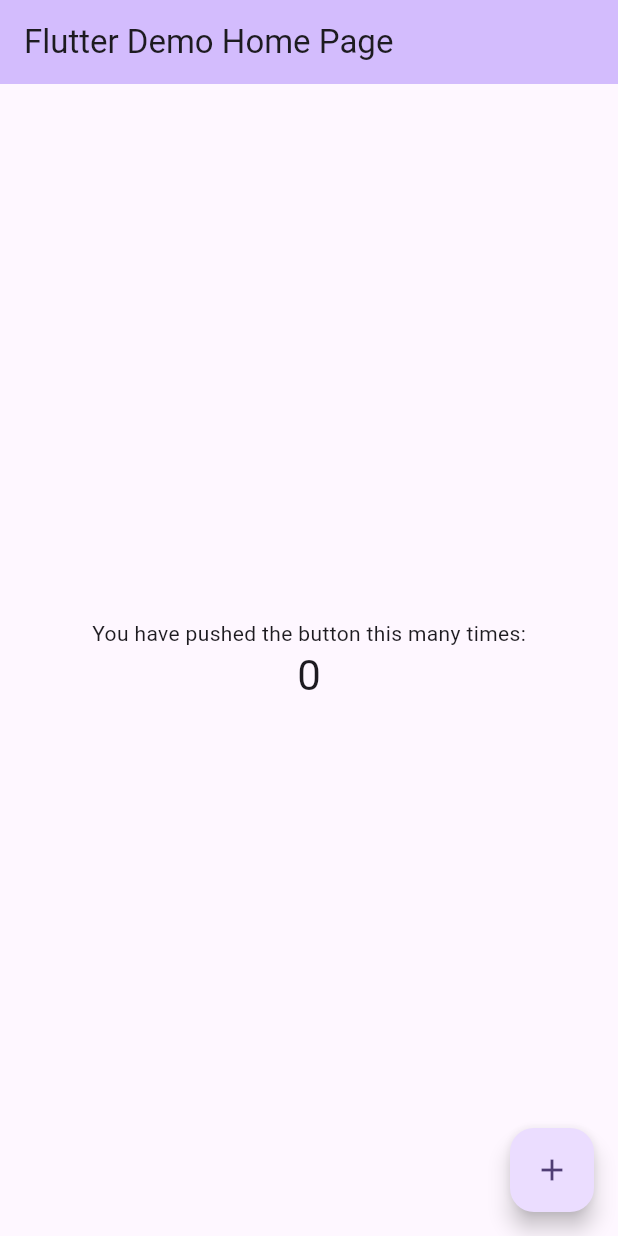
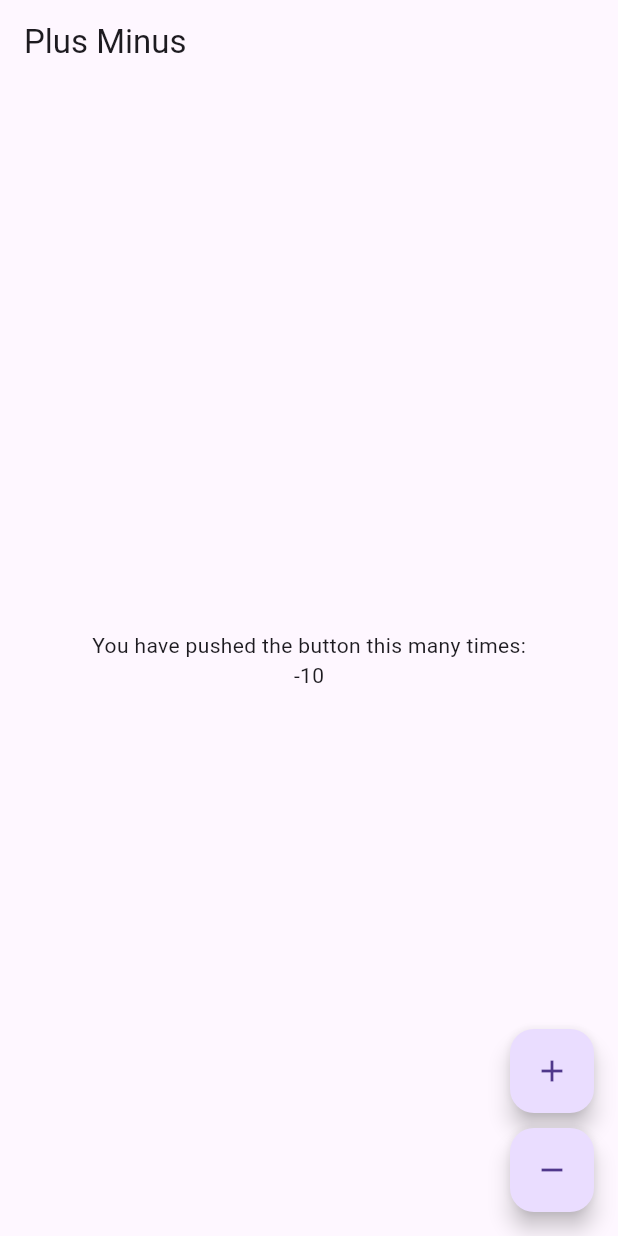
Before and after one commit to DuyCuong1122/demo-bloc-flutter, a Flutter app: the screen it shows after launch, on a phone screen of 412 x 824 dp. Run offline on Flutter 3.47's test engine with Material 3 defaults, Android fonts, the phone set to English and light mode, and no system bars; our stand-ins replace flutter_bloc.

Commit message:
done demo

```diff
--- a/lib/main.dart
+++ b/lib/main.dart
@@ -1,4 +1,8 @@
+import 'package:demo_bloc/plus_minus_page/plus_minus_view.dart';
 import 'package:flutter/material.dart';
+import 'package:flutter_bloc/flutter_bloc.dart';
+
+import 'plus_minus_page/bloc/plus_minus_bloc.dart';
 
 void main() {
   runApp(const MyApp());
@@ -10,66 +14,15 @@ class MyApp extends StatelessWidget {
   // This widget is the root of your application.
   @override
   Widget build(BuildContext context) {
-    return MaterialApp(
-      title: 'Flutter Demo',
-      theme: ThemeData(
-        colorScheme: ColorScheme.fromSeed(seedColor: Colors.deepPurple),
-        useMaterial3: true,
+    return BlocProvider(
+      create: (context) => PlusMinusBloc(),
+      child: MaterialApp(
+        title: 'Bloc demo',
+        theme: ThemeData(
+          primarySwatch: Colors.blue,
+        ),
+        home: const PlusMinusView(),
       ),
-      home: const MyHomePage(title: 'Flutter Demo Home Page'),
     );
   }
 }
-
-class MyHomePage extends StatefulWidget {
-  const MyHomePage({super.key, required this.title});
-
-  final String title;
-
-  @override
-  State<MyHomePage> createState() => _MyHomePageState();
-}
-
-class _MyHomePageState extends State<MyHomePage> {
-  int _counter = 0;
-
-  void _incrementCounter() {
-    setState(() {
-
-    });
-  }
-
-  @override
-  Widget build(BuildContext context) {
-
-    return Scaffold(
-      appBar: AppBar(
-
-        backgroundColor: Theme.of(context).colorScheme.inversePrimary,
-
-        title: Text(widget.title),
-      ),
-      body: Center(
-
-        child: Column(
-
-          mainAxisAlignment: MainAxisAlignment.center,
-          children: <Widget>[
-            const Text(
-              'You have pushed the button this many times:',
-            ),
-            Text(
-              '$_counter',
-              style: Theme.of(context).textTheme.headlineMedium,
-            ),
-          ],
-        ),
-      ),
-      floatingActionButton: FloatingActionButton(
-        onPressed: _incrementCounter,
-        tooltip: 'Increment',
-        child: const Icon(Icons.add),
-      ), // This trailing comma makes auto-formatting nicer for build methods.
-    );
-  }
-}
--- /dev/null
+++ b/lib/plus_minus_page/bloc/plus_minus_bloc.dart
@@ -0,0 +1,16 @@
+import 'package:flutter_bloc/flutter_bloc.dart';
+
+import 'plus_minus_event.dart';
+import 'plus_minus_state.dart';
+
+class PlusMinusBloc extends Bloc<PlusMinusEvent, PlusMinusState> {
+  PlusMinusBloc() : super(PlusMinusInitial()) {
+    on<PlusEvent>((event, emit) {
+      emit(PlusMinusState(value: state.value + 1));
+    });
+
+    on<MinusEvent>((event, emit) {
+      emit(PlusMinusState(value: state.value - 1));
+    });
+  }
+}
--- /dev/null
+++ b/lib/plus_minus_page/bloc/plus_minus_event.dart
@@ -0,0 +1,5 @@
+class PlusMinusEvent {}
+
+class PlusEvent extends PlusMinusEvent {}
+
+class MinusEvent extends PlusMinusEvent {}
--- /dev/null
+++ b/lib/plus_minus_page/bloc/plus_minus_state.dart
@@ -0,0 +1,9 @@
+class PlusMinusState {
+  final int value;
+
+  PlusMinusState( {required this.value});
+}
+
+class PlusMinusInitial extends PlusMinusState {
+  PlusMinusInitial() : super(value: -10);
+}
--- /dev/null
+++ b/lib/plus_minus_page/plus_minus_view.dart
@@ -0,0 +1,57 @@
+import 'package:flutter/material.dart';
+import 'package:flutter_bloc/flutter_bloc.dart';
+
+import 'bloc/plus_minus_bloc.dart';
+import 'bloc/plus_minus_event.dart';
+import 'bloc/plus_minus_state.dart';
+
+class PlusMinusView extends StatelessWidget {
+  const PlusMinusView({super.key});
+
+  @override
+  Widget build(BuildContext context) {
+    return Scaffold(
+      appBar: AppBar(
+        title: const Text('Plus Minus'),
+      ),
+      body: Center(
+        child: Column(
+          mainAxisAlignment: MainAxisAlignment.center,
+          children: <Widget>[
+            const Text(
+              'You have pushed the button this many times:',
+            ),
+            BlocBuilder<PlusMinusBloc, PlusMinusState>(
+              builder: (context, state) {
+                return Text(
+                  '${state.value}',
+                  style: Theme.of(context).textTheme.bodyMedium,
+                );
+              },
+            ),
+          ],
+        ),
+      ),
+      floatingActionButton: Column(
+        mainAxisAlignment: MainAxisAlignment.end,
+        children: [
+          FloatingActionButton(
+            onPressed: () {
+              context.read<PlusMinusBloc>().add(PlusEvent());
+            },
+            tooltip: 'Increment',
+            child: const Icon(Icons.add),
+          ),
+          const SizedBox(height: 10),
+          FloatingActionButton(
+            onPressed: () {
+              context.read<PlusMinusBloc>().add(MinusEvent());
+            },
+            tooltip: 'Decrement',
+            child: const Icon(Icons.remove),
+          ),
+        ],
+      ),
+    );
+  }
+}
--- a/pubspec.yaml
+++ b/pubspec.yaml
@@ -35,6 +35,7 @@ dependencies:
   # The following adds the Cupertino Icons font to your application.
   # Use with the CupertinoIcons class for iOS style icons.
   cupertino_icons: ^1.0.8
+  flutter_bloc: ^8.1.6
 
 dev_dependencies:
   flutter_test:
```
Also changed, not shown: pubspec.lock.
